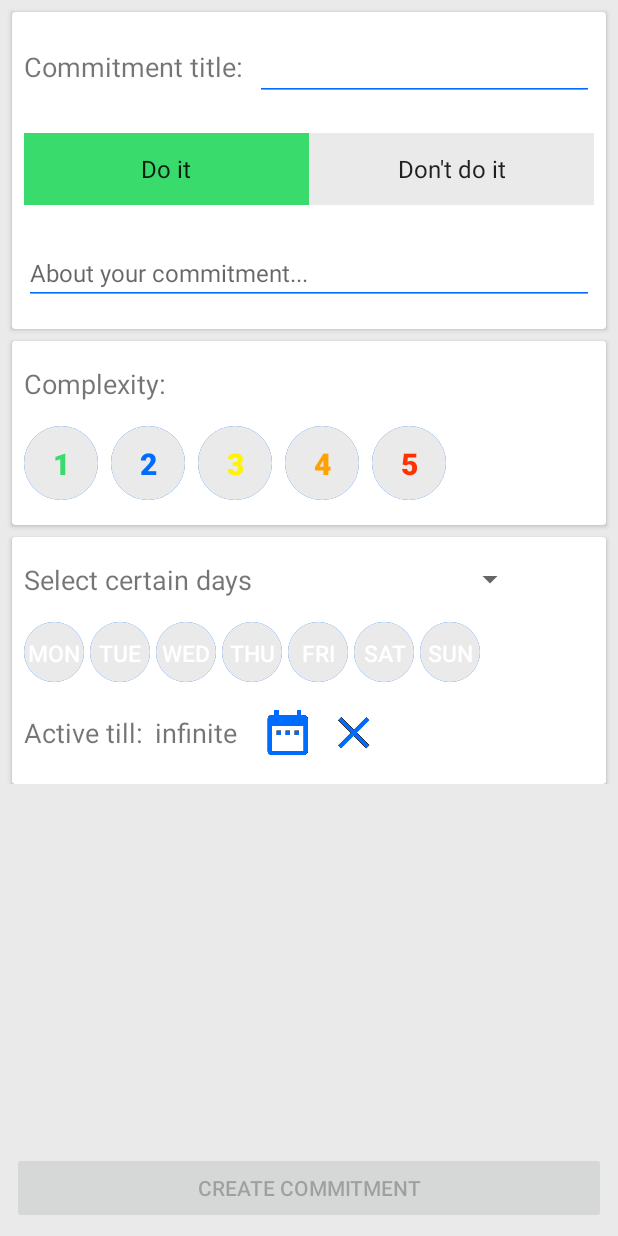
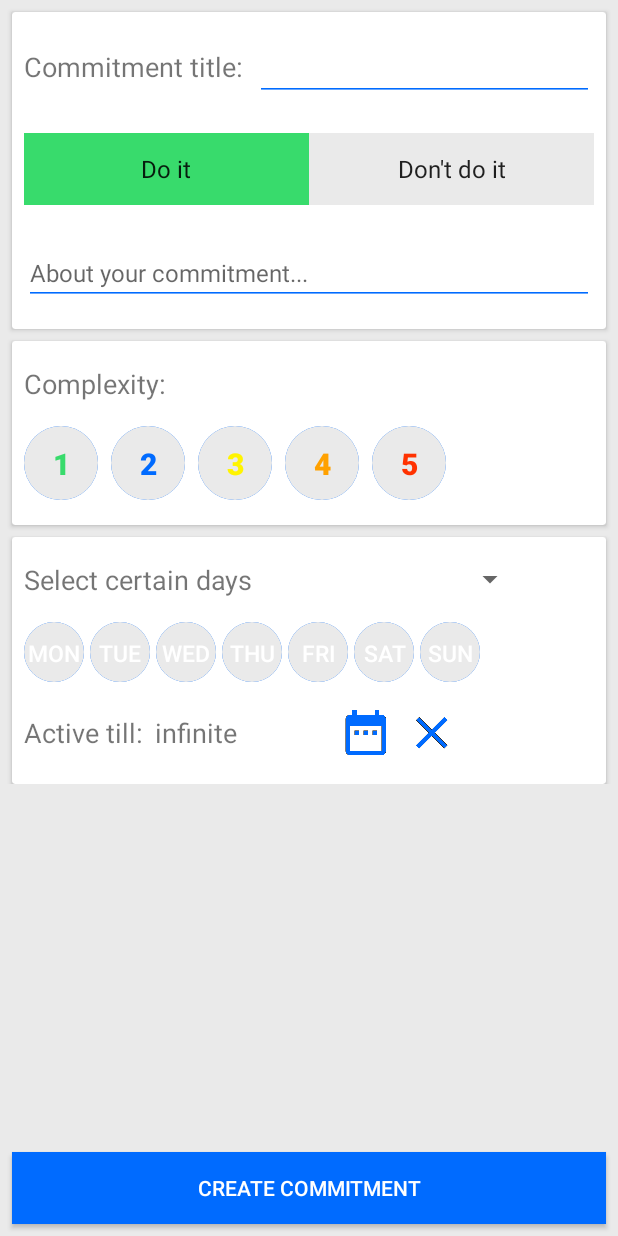
Before and after one commit to NaumenkoA/Willpower, an Android app: the screen it shows after launch (MainActivity), on a phone screen of 412 x 824 dp. Run offline under Robolectric (Android 15) with nearby library versions, the light colour scheme and no system bars.

Commit message:
fixed data error

```diff
--- a/app/build.gradle
+++ b/app/build.gradle
@@ -22,16 +22,18 @@ android {
 
 dependencies {
     implementation 'com.android.support:support-v4:25.4.0'
-       compile fileTree(dir: 'libs', include: ['*.jar'])
+    compile fileTree(dir: 'libs', include: ['*.jar'])
     androidTestCompile('com.android.support.test.espresso:espresso-core:2.2.2', {
         exclude group: 'com.android.support', module: 'support-annotations'
     })
     compile 'com.android.support:appcompat-v7:25.4.0'
     compile 'com.android.support.constraint:constraint-layout:1.0.2'
     testCompile 'junit:junit:4.12'
-    compile "org.jetbrains.kotlin:kotlin-stdlib-jre7:$kotlin_version"
+    compile "org.jetbrains.kotlin:kotlin-stdlib-jre7:1.2.10"
     implementation 'com.android.support:cardview-v7:25.4.0'
+    compile 'com.android.support:recyclerview-v7:25.4.0'
     compile 'com.google.code.gson:gson:2.8.2'
+    implementation 'com.android.support:design:25.4.0'
 }
 repositories {
     mavenCentral()
--- a/app/src/main/AndroidManifest.xml
+++ b/app/src/main/AndroidManifest.xml
@@ -9,7 +9,7 @@
         android:roundIcon="@mipmap/ic_launcher_round"
         android:supportsRtl="true"
         android:theme="@style/AppTheme">
-        <activity android:name=".MainActivity"
+        <activity android:name=".ui.MainActivity"
             android:screenOrientation="portrait"
             android:windowSoftInputMode="adjustPan">
             <intent-filter>
--- a/app/src/main/java/com/droid/alex/willtrip/MainActivity.kt
+++ /dev/null
@@ -1,38 +0,0 @@
-package com.droid.alex.willtrip
-
-import android.support.v7.app.AppCompatActivity
-import android.os.Bundle
-import com.droid.alex.willtrip.extension_func.addFragment
-import com.droid.alex.willtrip.extension_func.replaceFragment
-import com.droid.alex.willtrip.extension_func.replaceFragmentWithBackstack
-import com.droid.alex.willtrip.ui.CreateDoFragment
-import com.droid.alex.willtrip.ui.DateFragment
-import java.util.*
-
-
-class MainActivity : AppCompatActivity(), CreateDoFragment.OnDateSelectionListener, DateFragment.OnDateSelectedListener {
-
-
-    override fun onDateSelected(date: Date) {
-        var fragment = supportFragmentManager.findFragmentByTag(CREATE_DO_FRAGMENT) as CreateDoFragment
-        fragment.expireDate = date
-        replaceFragment(fragment, R.id.container)
-
-    }
-
-    override fun onDateSelection() {
-        replaceFragmentWithBackstack(DateFragment (), R.id.container, DATE_FRAGMENT)
-    }
-
-
-    override fun onCreate(savedInstanceState: Bundle?) {
-        super.onCreate(savedInstanceState)
-        setContentView(R.layout.activity_main)
-        addFragment(CreateDoFragment(), R.id.container, CREATE_DO_FRAGMENT)
-    }
-
-    companion object {
-        val DATE_FRAGMENT = "date_fragment"
-        val CREATE_DO_FRAGMENT = "create_do_fragment"
-    }
-}
--- a/app/src/main/java/com/droid/alex/willtrip/model/Do.kt
+++ b/app/src/main/java/com/droid/alex/willtrip/model/Do.kt
@@ -1,4 +1,6 @@
 package com.droid.alex.willtrip.model
 
-class Do(val name: String, val note: String, val isPositive: Boolean = true, val complexity: Int, val days: HashSet<DayOfWeek>) {
+import java.util.*
+
+abstract class Do(val name: String, val note: String, val isPositive: Boolean = true, val complexity: Int, val expireDate: Date?) {
 }
--- /dev/null
+++ b/app/src/main/java/com/droid/alex/willtrip/model/DoNum.kt
@@ -0,0 +1,6 @@
+package com.droid.alex.willtrip.model
+
+import java.util.*
+
+class DoNum(name: String, note: String, isPositive: Boolean, complexity: Int, expireDate: Date?, val numberOfDays: Int) : Do(name, note, isPositive, complexity, expireDate) {
+}
--- /dev/null
+++ b/app/src/main/java/com/droid/alex/willtrip/model/Presenter.kt
@@ -0,0 +1,4 @@
+package com.droid.alex.willtrip.model
+
+class Presenter {
+}
--- a/app/src/main/java/com/droid/alex/willtrip/ui/DateFragment.kt
+++ b/app/src/main/java/com/droid/alex/willtrip/ui/DateFragment.kt
@@ -43,6 +43,8 @@ class DateFragment : Fragment() {
         super.onViewCreated(view, savedInstanceState)
     }
 
+
+
     override fun onActivityCreated(savedInstanceState: Bundle?) {
 
         listener = activity as OnDateSelectedListener
--- a/app/src/main/java/com/droid/alex/willtrip/views/RoundButton.kt
+++ b/app/src/main/java/com/droid/alex/willtrip/views/RoundButton.kt
@@ -15,7 +15,14 @@ class RoundButton : Button {
     private val paint = Paint()
     private val circlePaint = Paint()
 
-    private var selectedState = false
+    var selectedState = false
+        set(value) {
+            if (selectedState != value) {
+                field = value
+                postInvalidate()
+                requestLayout()
+            }
+        }
     private var selectedColor = Color.GRAY
     private var mainColor = Color.LTGRAY
     private var strokeColor = Color.BLACK
@@ -62,16 +69,9 @@ class RoundButton : Button {
         super.onDraw(canvas)
     }
 
-    fun setSelectedState (selected: Boolean) {
-        if (selectedState != selected) {
-            selectedState = selected
-            postInvalidate()
-            requestLayout()
-        }
-    }
 
     fun swap () {
-        setSelectedState(!selectedState)
+        selectedState = !selectedState
         postInvalidate()
         requestLayout()
     }
--- /dev/null
+++ b/app/src/main/res/drawable/round_background.xml
@@ -0,0 +1,7 @@
+<selector xmlns:android="http://schemas.android.com/apk/res/android">
+    <item>
+        <shape android:shape="oval">
+        <solid android:color="@color/colorLightGrey"/>
+        </shape>
+    </item>
+</selector>
--- /dev/null
+++ b/app/src/main/res/drawable/round_button.xml
@@ -0,0 +1,8 @@
+<?xml version="1.0" encoding="utf-8"?>
+<selector xmlns:android="http://schemas.android.com/apk/res/android">
+    <item
+        android:state_pressed="true"
+        android:drawable="@drawable/round_background" />
+    <item
+        android:drawable="@android:color/transparent" />
+</selector>
--- a/app/src/main/res/layout/activity_main.xml
+++ b/app/src/main/res/layout/activity_main.xml
@@ -5,6 +5,6 @@
     android:layout_width="match_parent"
     android:layout_height="match_parent"
     android:id="@+id/container"
-    tools:context="com.droid.alex.willtrip.MainActivity">
+    tools:context="com.droid.alex.willtrip.ui.MainActivity">
 
 </FrameLayout>
--- a/app/src/main/res/layout/fragment_create_do.xml
+++ b/app/src/main/res/layout/fragment_create_do.xml
@@ -342,6 +342,7 @@
                         <TextView
                             android:id="@+id/expireDateTextView"
                             android:textSize="18sp"
+                            android:minEms="5"
                             android:layout_width="wrap_content"
                             android:layout_height="wrap_content"
                             android:layout_gravity="center_vertical"
@@ -354,7 +355,7 @@
                             android:layout_width="wrap_content"
                             android:layout_height="wrap_content"
                             android:layout_marginEnd="8dp"
-                            android:background="@android:color/transparent"
+                            android:background="@drawable/round_button"
                             android:src="@drawable/ic_date_range_blue_36dp"
                             android:contentDescription="@string/select_date"
                             android:layout_marginRight="8dp"/>
@@ -363,7 +364,7 @@
                             android:id="@+id/clearButton"
                             android:layout_width="wrap_content"
                             android:layout_height="wrap_content"
-                            android:background="@android:color/transparent"
+                            android:background="@drawable/round_button"
                             android:src="@drawable/ic_clear_blue_36dp"
                             android:contentDescription="@string/set_infinite_duration"/>
 
@@ -382,7 +383,8 @@
         android:layout_width="match_parent"
         android:layout_height="wrap_content"
         android:layout_alignParentBottom="true"
-        android:enabled="false"
+        android:background="@color/colorBlue"
+        android:textColor="@color/colorWhite"
         android:layout_marginBottom="8dp"
         android:layout_marginEnd="8dp"
         android:layout_marginStart="8dp"
--- a/app/src/main/res/values/strings.xml
+++ b/app/src/main/res/values/strings.xml
@@ -53,4 +53,7 @@
     <string name="select_final_date_for_your_commitment">Select final date for your commitment</string>
     <string name="note">Note: you need minimum 21 day to create a new habit</string>
 
+    <!-- TODO: Remove or change this placeholder text -->
+    <string name="hello_blank_fragment">Hello blank fragment</string>
+
 </resources>
```
Also changed, not shown: app/src/main/java/com/droid/alex/willtrip/extension_func/FragmentExt.kt (+20 -0 lines), app/src/main/java/com/droid/alex/willtrip/model/DoDays.kt (added, +8 -0 lines), app/src/main/java/com/droid/alex/willtrip/ui/CreateDoFragment.kt (+84 -18 lines), app/src/main/java/com/droid/alex/willtrip/ui/DoListFragment.kt (added, +22 -0 lines), app/src/main/java/com/droid/alex/willtrip/ui/MainActivity.kt (added, +59 -0 lines), app/src/main/java/com/droid/alex/willtrip/views/RoundButtonCopy.kt (deleted, +0 -53 lines), app/src/main/res/layout/fragment_do_list.xml (added, +13 -0 lines).
